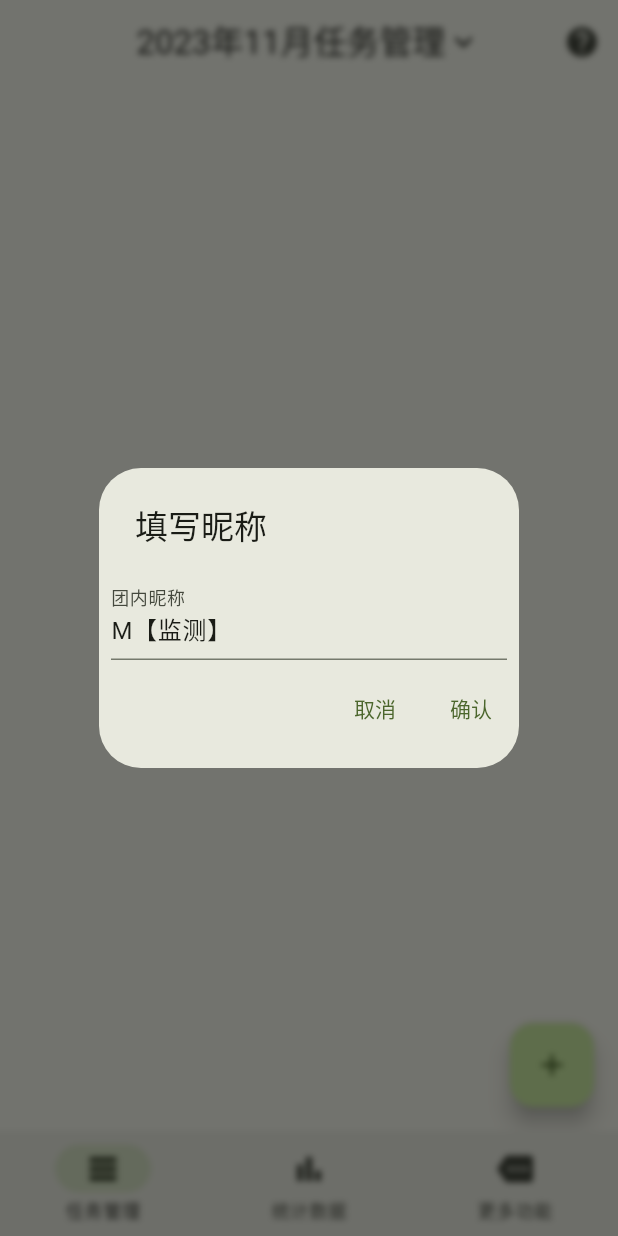
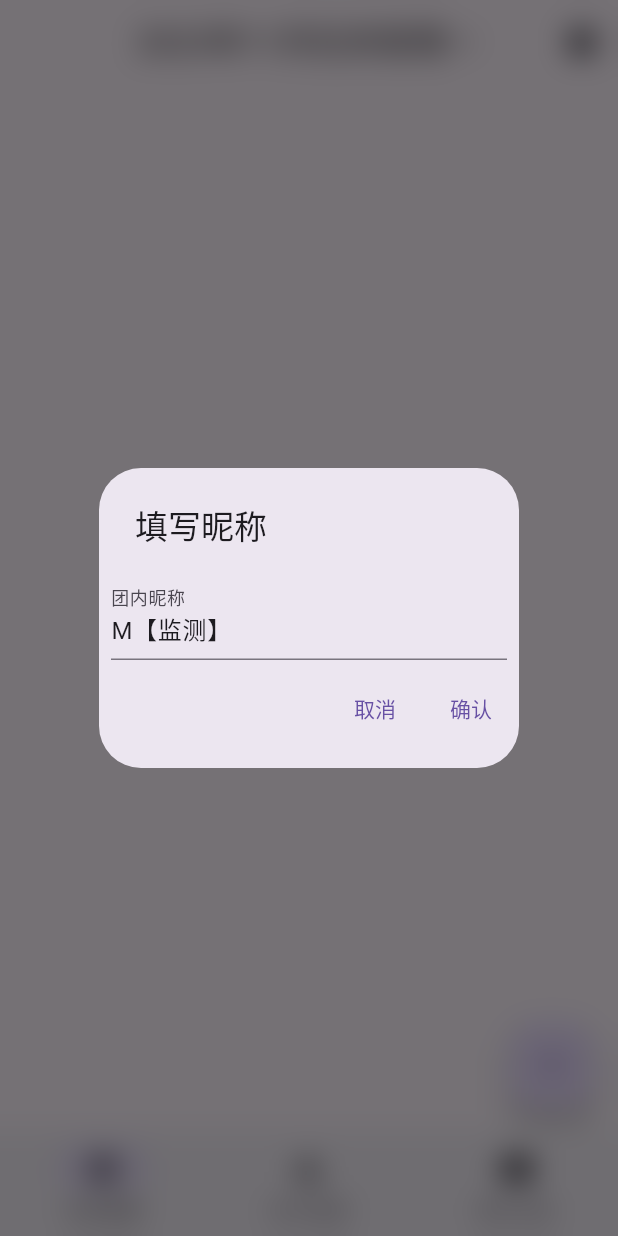
Before and after one commit to rlin1538/cfm_feedback, a Flutter app: the screen it shows after launch, on a phone screen of 412 x 824 dp. Run offline on Flutter 3.47's test engine with Material 2 defaults, Android fonts, the phone set to English and light mode, and no system bars; drawn by our look-alikes of dynamic_color; our stand-ins replace dio, flutter_highlight, flutter_native_splash, fluttertoast, google_fonts, permission_handler and 2 more; missing offline and left inert: saf; accounts and stored records are empty.

Commit message:
更改主题色取自系统壁纸

```diff
--- a/lib/Widgets/HelpDialog.dart
+++ b/lib/Widgets/HelpDialog.dart
@@ -9,7 +9,7 @@ class AppHelpDialog extends StatelessWidget {
   @override
   Widget build(BuildContext context) {
     return BackdropFilter(
-      filter: ImageFilter.blur(sigmaX: 2, sigmaY: 2),
+      filter: ImageFilter.blur(sigmaX: 10, sigmaY: 10),
       child: SimpleDialog(title: Text("开始使用M组小工具"), children: [
         Padding(
           padding: const EdgeInsets.all(16.0),
--- a/lib/Widgets/SetNameDialog.dart
+++ b/lib/Widgets/SetNameDialog.dart
@@ -16,7 +16,7 @@ class SetNameDialog extends StatelessWidget {
     _nameController.text = model.name;
 
     return BackdropFilter(
-      filter: ImageFilter.blur(sigmaY: 2, sigmaX: 2),
+      filter: ImageFilter.blur(sigmaY: 10, sigmaX: 10),
       child: SimpleDialog(
         title: Text("填写昵称"),
         children: [
--- a/lib/main.dart
+++ b/lib/main.dart
@@ -1,5 +1,6 @@
 import 'package:cfm_feedback/Model/CfmerModel.dart';
 import 'package:cfm_feedback/Model/VersionModel.dart';
+import 'package:dynamic_color/dynamic_color.dart';
 import 'package:flutter/material.dart';
 import 'package:flutter_native_splash/flutter_native_splash.dart';
 import 'package:flutter_localizations/flutter_localizations.dart';
@@ -52,17 +53,18 @@ class _MyAppState extends State<MyApp> {
           return Globals.versionModel;
         }),
       ],
-      child: MaterialApp(
+      child: DynamicColorBuilder(
+        builder: (ColorScheme? lightDynamic, ColorScheme? darkDynamic) {
+          return MaterialApp(
             title: 'M组小工具',
             theme: ThemeData(
               //primarySwatch: Colors.orange,
-          colorScheme: ColorScheme.fromSeed(
-            seedColor: Colors.lightGreen,
-          ),
+              colorScheme: lightDynamic,
               useMaterial3: true,
             ),
             darkTheme: ThemeData(
               brightness: Brightness.dark,
+              colorScheme: darkDynamic,
               useMaterial3: true,
             ),
             home: MyHomePage(title: 'M组小工具'),
@@ -74,6 +76,8 @@ class _MyAppState extends State<MyApp> {
             supportedLocales: [
               const Locale('zh', 'CN'),
             ],
+          );
+        },
       ),
     );
   }
--- a/pubspec.yaml
+++ b/pubspec.yaml
@@ -49,13 +49,14 @@ dependencies:
   image_watermark: ^0.0.3
   image: ^3.2.0
   flutter_colorpicker: ^1.0.3
-  image_gallery_saver: ^1.7.1
+  image_gallery_saver: ^2.0.3
   flutter_oss_aliyun: ^1.0.4
   xml: ^6.1.0
   easy_image_viewer: ^1.0.4
   flutter_image_compress: ^1.1.0
   flutter_highlight: ^0.7.0
   provider: ^6.0.5
+  dynamic_color: ^1.4.0
 
 dev_dependencies:
   flutter_test:
```
Also changed, not shown: lib/Page/MisssionPage.dart (+5 -2 lines), pubspec.lock. Lines whose indentation alone changed are shown as unchanged.
